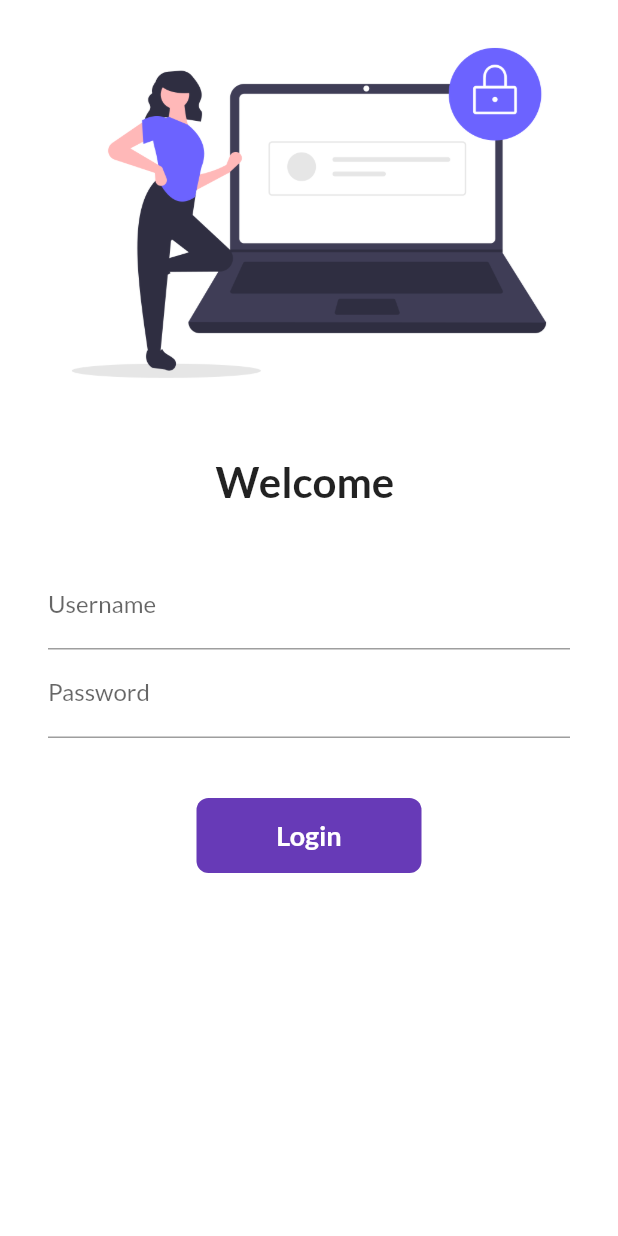
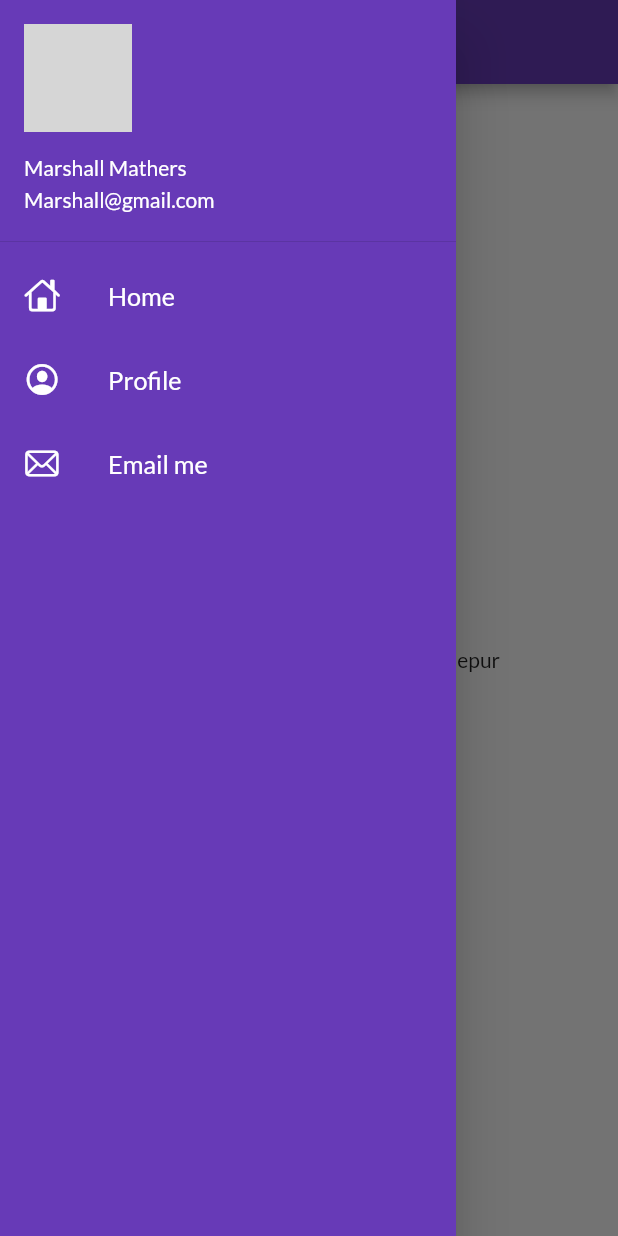
Before and after one commit to sid-pain/30DaysOfFlutter, a Flutter app: the screen it shows after launch, with the side drawer open (before the commit the screen has no drawer), on a phone screen of 412 x 824 dp. Run offline on Flutter 3.47's test engine with Material 2 defaults, Android fonts, the phone set to English and light mode, and no system bars; our stand-ins replace google_fonts; network calls fail; grey boxes are pictures that could not be loaded.

Commit message:
day 9 completed

```diff
--- a/lib/main.dart
+++ b/lib/main.dart
@@ -21,6 +21,8 @@ class MyApp extends StatelessWidget {
       darkTheme: ThemeData(
         brightness: Brightness.dark,
       ),
+      debugShowCheckedModeBanner: false,
+      initialRoute: MyRoutes.homeRoute,
       routes: {
         "/": (context) => LoginPage(),
         MyRoutes.homeRoute: (context) => HomePage(),
--- a/lib/pages/home_page.dart
+++ b/lib/pages/home_page.dart
@@ -1,4 +1,5 @@
 import 'package:flutter/material.dart';
+import 'package:flutter_catalog/widgets/drawer.dart';
 
 class HomePage extends StatelessWidget {
   final int days = 30;
@@ -15,7 +16,7 @@ class HomePage extends StatelessWidget {
           child: Text("Welcome to $days days of flutter by $name"),
         ),
       ),
-      drawer: Drawer(),
+      drawer: MyDrawer(),
     );
   }
 }
--- /dev/null
+++ b/lib/widgets/drawer.dart
@@ -0,0 +1,64 @@
+import 'package:flutter/cupertino.dart';
+import 'package:flutter/material.dart';
+
+class MyDrawer extends StatelessWidget {
+  @override
+  Widget build(BuildContext context) {
+    final imageUrl =
+        "https://media1.fdncms.com/metrotimes/imager/u/original/25703593/shutterstock_1632717139.jpg";
+    return Drawer(
+      child: Container(
+        color: Colors.deepPurple,
+        child: ListView(
+          padding: EdgeInsets.zero,
+          children: [
+            DrawerHeader(
+              padding: EdgeInsets.zero,
+              child: UserAccountsDrawerHeader(
+                margin: EdgeInsets.zero,
+                accountName: Text("Marshall Mathers"),
+                accountEmail: Text("Marshall@gmail.com"),
+                currentAccountPicture: CircleAvatar(
+                  backgroundImage: NetworkImage(imageUrl),
+                ),
+              ),
+            ),
+            ListTile(
+              leading: Icon(
+                CupertinoIcons.home,
+                color: Colors.white,
+              ),
+              title: Text(
+                "Home",
+                textScaleFactor: 1.2,
+                style: TextStyle(color: Colors.white),
+              ),
+            ),
+            ListTile(
+              leading: Icon(
+                CupertinoIcons.profile_circled,
+                color: Colors.white,
+              ),
+              title: Text(
+                "Profile",
+                textScaleFactor: 1.2,
+                style: TextStyle(color: Colors.white),
+              ),
+            ),
+            ListTile(
+              leading: Icon(
+                CupertinoIcons.mail,
+                color: Colors.white,
+              ),
+              title: Text(
+                "Email me",
+                textScaleFactor: 1.2,
+                style: TextStyle(color: Colors.white),
+              ),
+            )
+          ],
+        ),
+      ),
+    );
+  }
+}
```
